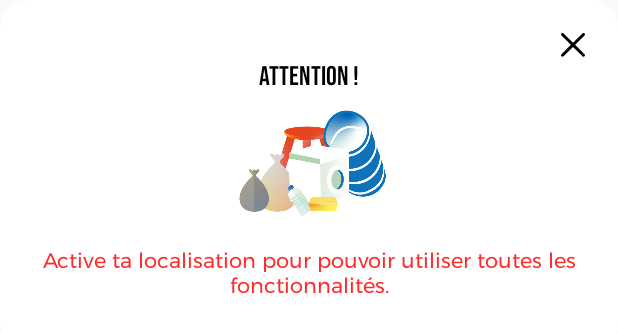
After one commit to charlesollion/surfnet-android, an Android app: the layout fragment_no_location_dialog.xml on its own in the app's theme, with its tools: preview values and no code run, on a phone screen of 412 x 824 dp. The commit adds this screen. Shown: the top 333 px of the screen. Run offline under Robolectric (Android 15) with nearby library versions, the phone set to English and light mode, and no system bars.

Commit message:
add gps dialog

```diff
--- /dev/null
+++ b/app/src/main/java/org/surfrider/surfnet/detection/LocationPermissionDialog.kt
@@ -0,0 +1,39 @@
+package org.surfrider.surfnet.detection
+
+import android.content.DialogInterface
+import android.os.Bundle
+import android.view.LayoutInflater
+import android.view.View
+import android.view.ViewGroup
+import android.widget.Chronometer
+import androidx.fragment.app.DialogFragment
+import androidx.fragment.app.FragmentManager
+import org.surfrider.surfnet.detection.databinding.FragmentNoLocationDialogBinding
+
+
+class LocationPermissionDialog() : DialogFragment() {
+
+    override fun onCreate(savedInstanceState: Bundle?) {
+        super.onCreate(savedInstanceState)
+        setStyle(STYLE_NORMAL, R.style.CustomDialogTheme)
+    }
+
+    override fun onCreateView(
+        inflater: LayoutInflater, container: ViewGroup?, savedInstanceState: Bundle?
+    ): View? {
+        // Use DataBindingUtil to inflate the layout with data binding
+        val binding = FragmentNoLocationDialogBinding.inflate(
+            layoutInflater
+        )
+
+            //getString(R.string.send_dialog_body, wasteCount.toString(), metersTravelled.toString())
+
+        binding.dialogClearButton.setOnClickListener {
+            dismiss() // Close the dialog
+        }
+
+
+
+        return binding.root
+    }
+}
--- a/app/src/main/java/org/surfrider/surfnet/detection/TrackingActivity.kt
+++ b/app/src/main/java/org/surfrider/surfnet/detection/TrackingActivity.kt
@@ -32,6 +32,7 @@ import android.os.Bundle
 import android.os.Handler
 import android.os.HandlerThread
 import android.os.SystemClock
+import android.util.Log
 import android.util.Size
 import android.view.Surface
 import android.view.View
@@ -50,6 +51,7 @@ import com.google.android.gms.location.FusedLocationProviderClient
 import com.google.android.gms.location.LocationServices
 import org.surfrider.surfnet.detection.customview.BottomSheet
 import org.surfrider.surfnet.detection.customview.OverlayView
+import org.surfrider.surfnet.detection.databinding.FragmentSendDataDialogBinding
 import org.surfrider.surfnet.detection.databinding.TfeOdActivityCameraBinding
 import org.surfrider.surfnet.detection.env.ImageProcessor
 import org.surfrider.surfnet.detection.env.ImageUtils
@@ -96,8 +98,9 @@ class TrackingActivity : AppCompatActivity(), OnImageAvailableListener, Location
     private val numThreads = 1
     private val locationHandler = Handler()
     private var lastTrackerManager: TrackerManager? = null
-
+    private lateinit var bindingDialog: FragmentSendDataDialogBinding
     private val isDebug = false
+    private var isGpsActivate = false
 
     override fun onCreate(savedInstanceState: Bundle?) {
         super.onCreate(null) // Changed
@@ -105,6 +108,9 @@ class TrackingActivity : AppCompatActivity(), OnImageAvailableListener, Location
         //initialize binding & UI
         binding = TfeOdActivityCameraBinding.inflate(layoutInflater)
         setContentView(binding.root)
+        bindingDialog = FragmentSendDataDialogBinding.inflate(
+                layoutInflater
+        )
         window.addFlags(WindowManager.LayoutParams.FLAG_KEEP_SCREEN_ON)
         chronometer = binding.chronoContainer
         binding.wasteCounter.text = "0"
@@ -115,8 +121,14 @@ class TrackingActivity : AppCompatActivity(), OnImageAvailableListener, Location
 
         fusedLocationClient = LocationServices.getFusedLocationProviderClient(this)
         updateLocation()
+        imageProcessor = ImageProcessor()
+        val mLocationManager = getSystemService(Context.LOCATION_SERVICE) as LocationManager
+        isGpsActivate = mLocationManager.isProviderEnabled(LocationManager.GPS_PROVIDER)
+        if (!isGpsActivate) {
+            val locationPermissionDialog = LocationPermissionDialog()
+            locationPermissionDialog.show(supportFragmentManager, "stop_record_dialog")
+        }
 
-        imageProcessor = ImageProcessor()
     }
     private fun hideSystemUI() {
         if (Build.VERSION.SDK_INT >= Build.VERSION_CODES.R) {
@@ -188,6 +200,8 @@ class TrackingActivity : AppCompatActivity(), OnImageAvailableListener, Location
         if (checkPermissions(permissions)) {
             setFragment()
         } else {
+            //val locationPermissionDialog = LocationPermissionDialog()
+            //locationPermissionDialog.show(supportFragmentManager, "stop_record_dialog")
             if (Build.VERSION.SDK_INT >= Build.VERSION_CODES.M) {
                 requestPermissions(permissions, PERMISSIONS_REQUEST)
             }
@@ -195,6 +209,7 @@ class TrackingActivity : AppCompatActivity(), OnImageAvailableListener, Location
     }
 
     private fun checkPermissions(permissions: Array<String>): Boolean {
+        Log.d("PERMISSIONS", "TEST")
         for (permission in permissions) {
             if (ContextCompat.checkSelfPermission(this, permission)
                 != PackageManager.PERMISSION_GRANTED
--- /dev/null
+++ b/app/src/main/res/layout/fragment_no_location_dialog.xml
@@ -0,0 +1,54 @@
+<!-- res/layout/custom_dialog.xml -->
+<androidx.constraintlayout.widget.ConstraintLayout xmlns:android="http://schemas.android.com/apk/res/android"
+    xmlns:app="http://schemas.android.com/apk/res-auto"
+    xmlns:tools="http://schemas.android.com/tools"
+    android:id="@+id/dialogContent"
+    android:layout_width="wrap_content"
+    android:layout_height="wrap_content"
+    android:background="@drawable/dialog_background"
+    android:padding="20dp">
+
+
+    <Button
+        android:id="@+id/dialog_clear_button"
+        android:layout_width="20dp"
+        android:layout_height="20dp"
+        android:background="@drawable/clear"
+        app:layout_constraintEnd_toEndOf="parent"
+        app:layout_constraintTop_toTopOf="parent" />
+
+    <TextView
+        android:id="@+id/stopDialogTitle"
+        android:layout_width="match_parent"
+        android:layout_height="wrap_content"
+        android:gravity="center"
+        android:text="Attention !"
+        android:textAppearance="@style/DialogBlack"
+        app:layout_constraintEnd_toEndOf="parent"
+        app:layout_constraintStart_toStartOf="parent"
+        app:layout_constraintTop_toBottomOf="@id/dialog_clear_button" />
+
+    <ImageView
+        android:id="@+id/imageView"
+        android:layout_width="wrap_content"
+        android:layout_height="wrap_content"
+        app:layout_constrainedHeight="true"
+        app:layout_constraintBottom_toTopOf="@id/sendDialogBody"
+        app:layout_constraintEnd_toEndOf="parent"
+        app:layout_constraintHeight_max="100dp"
+        app:layout_constraintStart_toStartOf="parent"
+        app:layout_constraintTop_toBottomOf="@id/stopDialogTitle"
+        app:srcCompat="@drawable/waste_image" />
+
+    <TextView
+        android:id="@+id/sendDialogBody"
+        android:layout_width="match_parent"
+        android:layout_height="wrap_content"
+        android:paddingBottom="13dp"
+        android:text="Active ta localisation pour pouvoir utiliser toutes les fonctionnalités."
+        android:textAlignment="center"
+        android:textAppearance="@style/DialogRed"
+        app:layout_constraintEnd_toEndOf="parent"
+        app:layout_constraintStart_toStartOf="parent"
+        app:layout_constraintTop_toBottomOf="@id/imageView" />
+</androidx.constraintlayout.widget.ConstraintLayout>
--- a/app/src/main/res/values/styles.xml
+++ b/app/src/main/res/values/styles.xml
@@ -73,6 +73,12 @@
         <item name="android:textColor">#89B684</item>
     </style>
 
+    <style name="DialogRed" parent="TextAppearance.AppCompat">
+        <item name="android:fontFamily">@font/montserrat</item>
+        <item name="android:textSize">14dp</item>
+        <item name="android:textColor">#FF2B2B</item>
+    </style>
+
     <!-- DIALOG STYLE -->
     <style name="CustomDialogTheme" parent="Theme.AppCompat.Light.Dialog">
         <item name="android:windowIsFloating">true</item>
```
